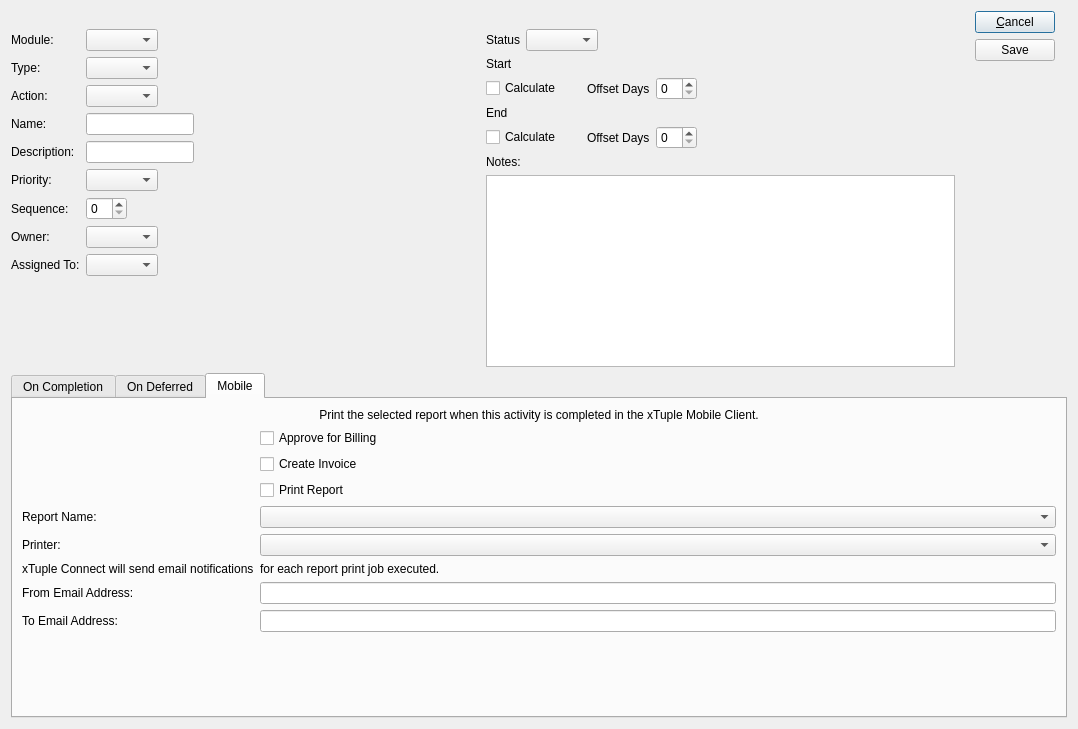
Old version of the form source/commercialcore/foundation-database/workflow/uiforms/WorkflowItem.ui in the repository tomdatkins/xtuple.
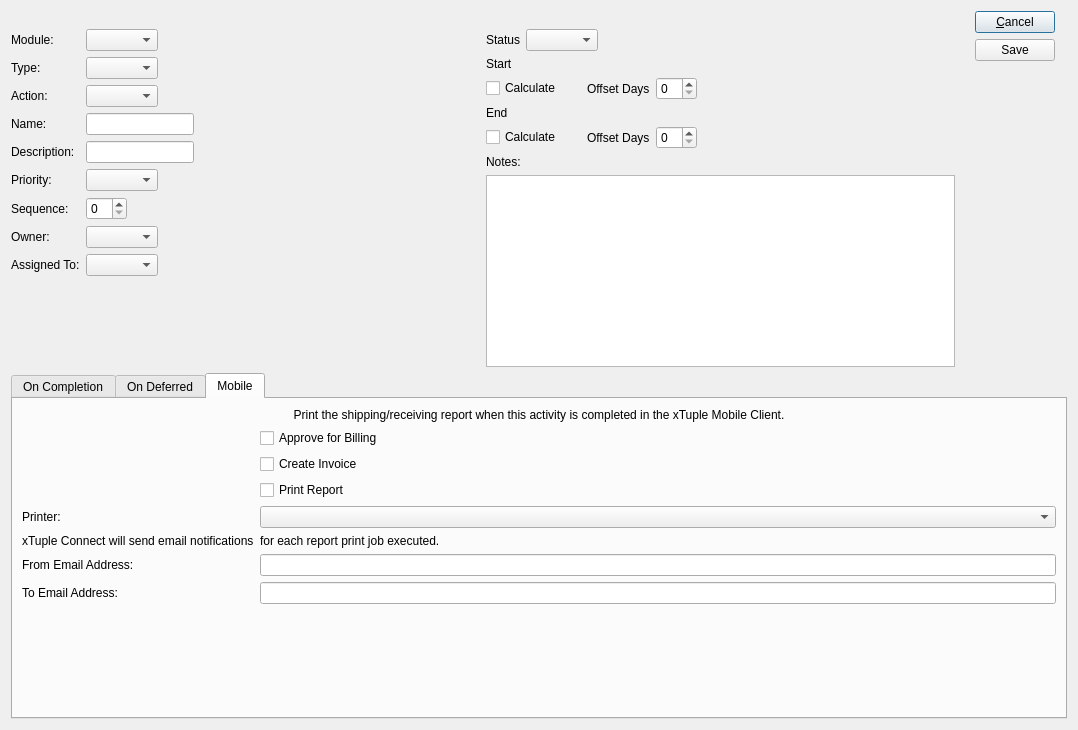
New version of the form. The open tabs and pages were chosen to show the change. Custom widgets are drawn as their Qt base class.

Commit message: changed report to use findcustreport()

What changed in the file:
```diff
--- a/source/commercialcore/foundation-database/workflow/uiforms/WorkflowItem.ui
+++ b/source/commercialcore/foundation-database/workflow/uiforms/WorkflowItem.ui
@@ -14,7 +14,7 @@
     <x>0</x>
     <y>0</y>
     <width>1078</width>
-    <height>729</height>
+    <height>730</height>
    </rect>
   </property>
   <property name="windowTitle">
@@ -559,7 +559,7 @@
               <enum>Qt::LeftToRight</enum>
              </property>
              <property name="text">
-              <string>Print the selected report when this activity is completed in the xTuple Mobile Client.</string>
+              <string>Print the shipping/receiving report when this activity is completed in the xTuple Mobile Client.</string>
              </property>
              <property name="alignment">
               <set>Qt::AlignCenter</set>
@@ -570,15 +570,19 @@
          </item>
          <item row="4" column="0">
           <layout class="QFormLayout" name="formLayout_4">
-           <item row="4" column="0">
-            <widget class="QLabel" name="_printerLit">
+           <item row="0" column="1">
+            <widget class="XCheckBox" name="_billing">
              <property name="text">
-              <string>Printer:</string>
+              <string>Approve for Billing</string>
              </property>
             </widget>
            </item>
-           <item row="4" column="1">
-            <widget class="XComboBox" name="_printer"/>
+           <item row="1" column="1">
+            <widget class="XCheckBox" name="_invoice">
+             <property name="text">
+              <string>Create Invoice</string>
+             </property>
+            </widget>
            </item>
            <item row="2" column="1">
             <widget class="QCheckBox" name="_printCkBox">
@@ -591,67 +595,49 @@
             </widget>
            </item>
            <item row="3" column="0">
-            <widget class="QLabel" name="_reportLit">
+            <widget class="QLabel" name="_printerLit">
              <property name="text">
-              <string>Report Name:</string>
+              <string>Printer:</string>
              </property>
             </widget>
            </item>
            <item row="3" column="1">
-            <widget class="XComboBox" name="_report">
-             <property name="type">
-              <enum>XComboBox::Reports</enum>
-             </property>
-            </widget>
+            <widget class="XComboBox" name="_printer"/>
            </item>
-           <item row="6" column="1">
-            <widget class="XLineEdit" name="_fromemail"/>
-           </item>
-           <item row="7" column="1">
-            <widget class="XLineEdit" name="_toemail"/>
-           </item>
-           <item row="6" column="0">
-            <widget class="QLabel" name="label">
-             <property name="text">
-              <string>From Email Address:</string>
-             </property>
-            </widget>
-           </item>
-           <item row="7" column="0">
-            <widget class="QLabel" name="label_2">
-             <property name="text">
-              <string>To Email Address:</string>
-             </property>
-            </widget>
-           </item>
-           <item row="5" column="0">
+           <item row="4" column="0">
             <widget class="QLabel" name="label_3">
              <property name="text">
               <string>xTuple Connect will send email notifications</string>
              </property>
             </widget>
            </item>
-           <item row="5" column="1">
+           <item row="4" column="1">
             <widget class="QLabel" name="label_4">
              <property name="text">
               <string>for each report print job executed.</string>
              </property>
             </widget>
            </item>
-           <item row="1" column="1">
-            <widget class="XCheckBox" name="_invoice">
+           <item row="5" column="0">
+            <widget class="QLabel" name="label">
              <property name="text">
-              <string>Create Invoice</string>
+              <string>From Email Address:</string>
              </property>
             </widget>
            </item>
-           <item row="0" column="1">
-            <widget class="XCheckBox" name="_billing">
+           <item row="5" column="1">
+            <widget class="XLineEdit" name="_fromemail"/>
+           </item>
+           <item row="6" column="0">
+            <widget class="QLabel" name="label_2">
              <property name="text">
-              <string>Approve for Billing</string>
+              <string>To Email Address:</string>
              </property>
             </widget>
            </item>
+           <item row="6" column="1">
+            <widget class="XLineEdit" name="_toemail"/>
+           </item>
           </layout>
          </item>
          <item row="5" column="0">
```
Left out of the diff: 1 changed line with no effect on the pictures. The commit also changes 3 other files.
